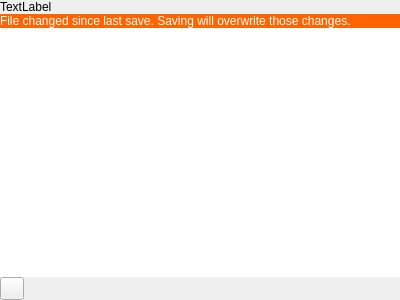
Above: terminal/graphicalParts/ttedcommand.ui from theCheeseboard/theterminal before the change. Below: the same form after it.
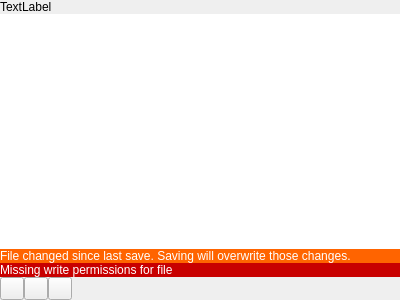
That is the form after the change. Icons and pictures are not drawn.

The edit to the form file:
```diff
--- a/terminal/graphicalParts/ttedcommand.ui
+++ b/terminal/graphicalParts/ttedcommand.ui
@@ -48,110 +48,6 @@
      </property>
     </widget>
    </item>
-   <item>
-    <widget class="QLabel" name="saveWarningLabel">
-     <property name="palette">
-      <palette>
-       <active>
-        <colorrole role="WindowText">
-         <brush brushstyle="SolidPattern">
-          <color alpha="255">
-           <red>255</red>
-           <green>255</green>
-           <blue>255</blue>
-          </color>
-         </brush>
-        </colorrole>
-        <colorrole role="Base">
-         <brush brushstyle="SolidPattern">
-          <color alpha="255">
-           <red>51</red>
-           <green>51</green>
-           <blue>51</blue>
-          </color>
-         </brush>
-        </colorrole>
-        <colorrole role="Window">
-         <brush brushstyle="SolidPattern">
-          <color alpha="255">
-           <red>255</red>
-           <green>100</green>
-           <blue>0</blue>
-          </color>
-         </brush>
-        </colorrole>
-       </active>
-       <inactive>
-        <colorrole role="WindowText">
-         <brush brushstyle="SolidPattern">
-          <color alpha="255">
-           <red>255</red>
-           <green>255</green>
-           <blue>255</blue>
-          </color>
-         </brush>
-        </colorrole>
-        <colorrole role="Base">
-         <brush brushstyle="SolidPattern">
-          <color alpha="255">
-           <red>51</red>
-           <green>51</green>
-           <blue>51</blue>
-          </color>
-         </brush>
-        </colorrole>
-        <colorrole role="Window">
-         <brush brushstyle="SolidPattern">
-          <color alpha="255">
-           <red>255</red>
-           <green>100</green>
-           <blue>0</blue>
-          </color>
-         </brush>
-        </colorrole>
-       </inactive>
-       <disabled>
-        <colorrole role="WindowText">
-         <brush brushstyle="SolidPattern">
-          <color alpha="127">
-           <red>255</red>
-           <green>255</green>
-           <blue>255</blue>
-          </color>
-         </brush>
-        </colorrole>
-        <colorrole role="Base">
-         <brush brushstyle="SolidPattern">
-          <color alpha="255">
-           <red>255</red>
-           <green>100</green>
-           <blue>0</blue>
-          </color>
-         </brush>
-        </colorrole>
-        <colorrole role="Window">
-         <brush brushstyle="SolidPattern">
-          <color alpha="255">
-           <red>255</red>
-           <green>100</green>
-           <blue>0</blue>
-          </color>
-         </brush>
-        </colorrole>
-       </disabled>
-      </palette>
-     </property>
-     <property name="autoFillBackground">
-      <bool>true</bool>
-     </property>
-     <property name="text">
-      <string notr="true">File changed since last save. Saving will overwrite those changes.</string>
-     </property>
-     <property name="margin">
-      <number>3</number>
-     </property>
-    </widget>
-   </item>
    <item>
     <widget class="QPlainTextEdit" name="editor">
      <property name="frameShape">
@@ -159,8 +55,246 @@
      </property>
     </widget>
    </item>
+   <item>
+    <widget class="QLabel" name="saveWarningLabel">
+     <property name="palette">
+      <palette>
+       <active>
+        <colorrole role="WindowText">
+         <brush brushstyle="SolidPattern">
+          <color alpha="255">
+           <red>255</red>
+           <green>255</green>
+           <blue>255</blue>
+          </color>
+         </brush>
+        </colorrole>
+        <colorrole role="Base">
+         <brush brushstyle="SolidPattern">
+          <color alpha="255">
+           <red>51</red>
+           <green>51</green>
+           <blue>51</blue>
+          </color>
+         </brush>
+        </colorrole>
+        <colorrole role="Window">
+         <brush brushstyle="SolidPattern">
+          <color alpha="255">
+           <red>255</red>
+           <green>100</green>
+           <blue>0</blue>
+          </color>
+         </brush>
+        </colorrole>
+       </active>
+       <inactive>
+        <colorrole role="WindowText">
+         <brush brushstyle="SolidPattern">
+          <color alpha="255">
+           <red>255</red>
+           <green>255</green>
+           <blue>255</blue>
+          </color>
+         </brush>
+        </colorrole>
+        <colorrole role="Base">
+         <brush brushstyle="SolidPattern">
+          <color alpha="255">
+           <red>51</red>
+           <green>51</green>
+           <blue>51</blue>
+          </color>
+         </brush>
+        </colorrole>
+        <colorrole role="Window">
+         <brush brushstyle="SolidPattern">
+          <color alpha="255">
+           <red>255</red>
+           <green>100</green>
+           <blue>0</blue>
+          </color>
+         </brush>
+        </colorrole>
+       </inactive>
+       <disabled>
+        <colorrole role="WindowText">
+         <brush brushstyle="SolidPattern">
+          <color alpha="127">
+           <red>255</red>
+           <green>255</green>
+           <blue>255</blue>
+          </color>
+         </brush>
+        </colorrole>
+        <colorrole role="Base">
+         <brush brushstyle="SolidPattern">
+          <color alpha="255">
+           <red>255</red>
+           <green>100</green>
+           <blue>0</blue>
+          </color>
+         </brush>
+        </colorrole>
+        <colorrole role="Window">
+         <brush brushstyle="SolidPattern">
+          <color alpha="255">
+           <red>255</red>
+           <green>100</green>
+           <blue>0</blue>
+          </color>
+         </brush>
+        </colorrole>
+       </disabled>
+      </palette>
+     </property>
+     <property name="autoFillBackground">
+      <bool>true</bool>
+     </property>
+     <property name="text">
+      <string notr="true">File changed since last save. Saving will overwrite those changes.</string>
+     </property>
+     <property name="margin">
+      <number>3</number>
+     </property>
+    </widget>
+   </item>
+   <item>
+    <widget class="QLabel" name="permissionWarningLabel">
+     <property name="palette">
+      <palette>
+       <active>
+        <colorrole role="WindowText">
+         <brush brushstyle="SolidPattern">
+          <color alpha="255">
+           <red>255</red>
+           <green>255</green>
+           <blue>255</blue>
+          </color>
+         </brush>
+        </colorrole>
+        <colorrole role="BrightText">
+         <brush brushstyle="SolidPattern">
+          <color alpha="255">
+           <red>255</red>
+           <green>100</green>
+           <blue>0</blue>
+          </color>
+         </brush>
+        </colorrole>
+        <colorrole role="Base">
+         <brush brushstyle="SolidPattern">
+          <color alpha="255">
+           <red>51</red>
+           <green>51</green>
+           <blue>51</blue>
+          </color>
+         </brush>
+        </colorrole>
+        <colorrole role="Window">
+         <brush brushstyle="SolidPattern">
+          <color alpha="255">
+           <red>200</red>
+           <green>0</green>
+           <blue>0</blue>
+          </color>
+         </brush>
+        </colorrole>
+       </active>
+       <inactive>
+        <colorrole role="WindowText">
+         <brush brushstyle="SolidPattern">
+          <color alpha="255">
+           <red>255</red>
+           <green>255</green>
+           <blue>255</blue>
+          </color>
+         </brush>
+        </colorrole>
+        <colorrole role="BrightText">
+         <brush brushstyle="SolidPattern">
+          <color alpha="255">
+           <red>255</red>
+           <green>100</green>
+           <blue>0</blue>
+          </color>
+         </brush>
+        </colorrole>
+        <colorrole role="Base">
+         <brush brushstyle="SolidPattern">
+          <color alpha="255">
+           <red>51</red>
+           <green>51</green>
+           <blue>51</blue>
+          </color>
+         </brush>
+        </colorrole>
+        <colorrole role="Window">
+         <brush brushstyle="SolidPattern">
+          <color alpha="255">
+           <red>200</red>
+           <green>0</green>
+           <blue>0</blue>
+          </color>
+         </brush>
+        </colorrole>
+       </inactive>
+       <disabled>
+        <colorrole role="WindowText">
+         <brush brushstyle="SolidPattern">
+          <color alpha="127">
+           <red>255</red>
+           <green>255</green>
+           <blue>255</blue>
+          </color>
+         </brush>
+        </colorrole>
+        <colorrole role="BrightText">
+         <brush brushstyle="SolidPattern">
+          <color alpha="255">
+           <red>255</red>
+           <green>100</green>
+           <blue>0</blue>
+          </color>
+         </brush>
+        </colorrole>
+        <colorrole role="Base">
+         <brush brushstyle="SolidPattern">
+          <color alpha="255">
+           <red>200</red>
+           <green>0</green>
+           <blue>0</blue>
+          </color>
+         </brush>
+        </colorrole>
+        <colorrole role="Window">
+         <brush brushstyle="SolidPattern">
+          <color alpha="255">
+           <red>200</red>
+           <green>0</green>
+           <blue>0</blue>
+          </color>
+         </brush>
+        </colorrole>
+       </disabled>
+      </palette>
+     </property>
+     <property name="autoFillBackground">
+      <bool>true</bool>
+     </property>
+     <property name="text">
+      <string notr="true">Missing write permissions for file</string>
+     </property>
+     <property name="margin">
+      <number>3</number>
+     </property>
+    </widget>
+   </item>
    <item>
     <layout class="QHBoxLayout" name="horizontalLayout">
+     <property name="spacing">
+      <number>0</number>
+     </property>
      <item>
       <widget class="QToolButton" name="saveButton">
        <property name="text">
@@ -171,6 +305,32 @@
        </property>
       </widget>
      </item>
+     <item>
+      <widget class="QToolButton" name="undoButton">
+       <property name="toolTip">
+        <string>Undo</string>
+       </property>
+       <property name="text">
+        <string/>
+       </property>
+       <property name="icon">
+        <iconset theme="edit-undo"/>
+       </property>
+      </widget>
+     </item>
+     <item>
+      <widget class="QToolButton" name="redoButton">
+       <property name="toolTip">
+        <string>Redo</string>
+       </property>
+       <property name="text">
+        <string/>
+       </property>
+       <property name="icon">
+        <iconset theme="edit-redo"/>
+       </property>
+      </widget>
+     </item>
      <item>
       <spacer name="horizontalSpacer">
        <property name="orientation">
```
Left out of the diff: 3 changed lines with no effect on the pictures.
